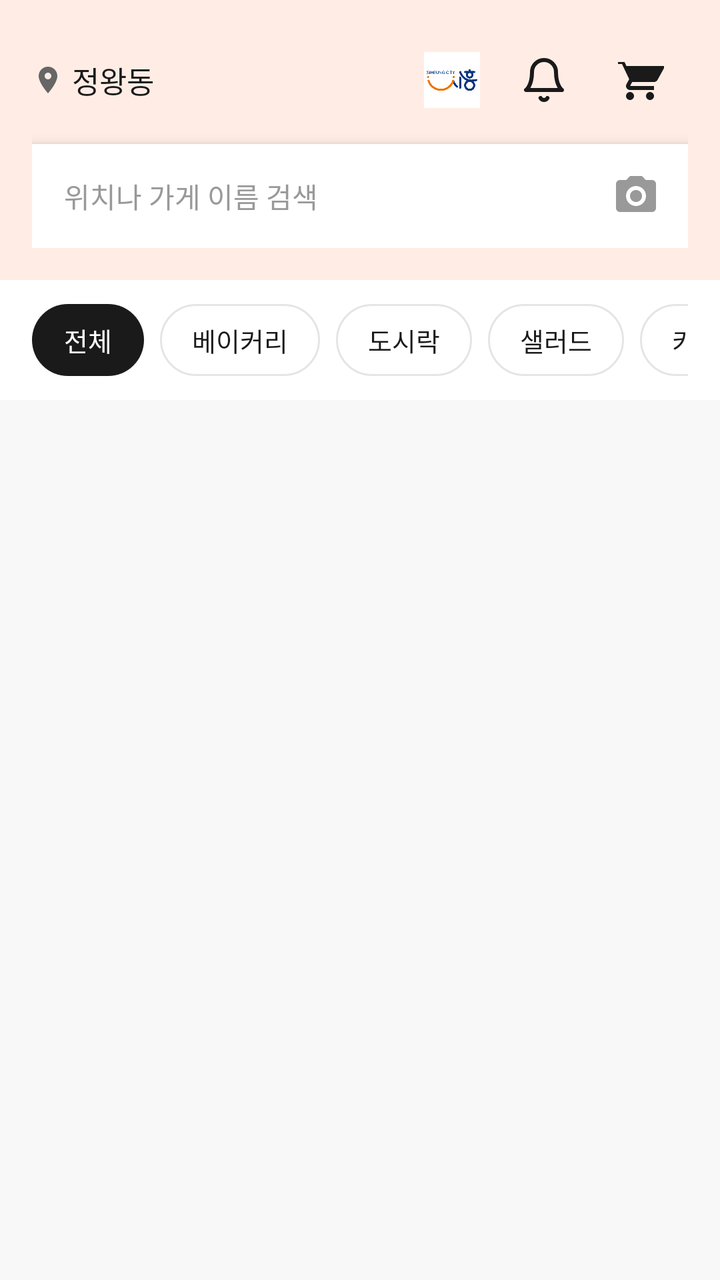
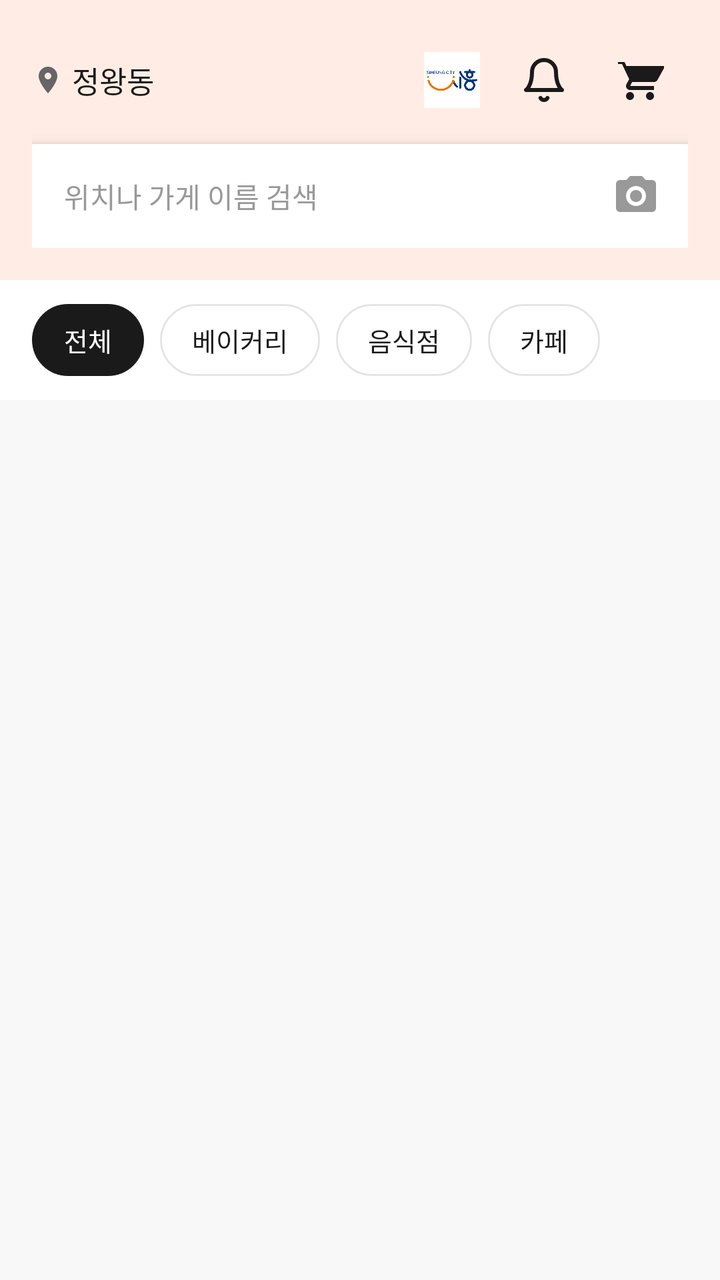

The first picture is an Android layout as it rendered before a commit; the second is the same layout after the commit. The layout source and the unified diff follow.
<!-- AndroidManifest.xml: application theme Theme.Deuktemsiru -->
<!-- res/layout/fragment_home.xml -->
<?xml version="1.0" encoding="utf-8"?>
<androidx.coordinatorlayout.widget.CoordinatorLayout
    xmlns:android="http://schemas.android.com/apk/res/android"
    xmlns:app="http://schemas.android.com/apk/res-auto"
    android:layout_width="match_parent"
    android:layout_height="match_parent"
    android:background="@color/color_surface">

    
    <LinearLayout
        android:id="@+id/ll_header"
        android:layout_width="match_parent"
        android:layout_height="wrap_content"
        android:orientation="vertical"
        android:background="@color/primary_light"
        android:paddingHorizontal="@dimen/spacing_lg"
        android:paddingTop="16dp"
        android:paddingBottom="16dp">

        
        <LinearLayout
            android:layout_width="match_parent"
            android:layout_height="@dimen/touch_target_min"
            android:orientation="horizontal"
            android:gravity="center_vertical">

            <ImageView
                android:layout_width="16dp"
                android:layout_height="16dp"
                android:src="@drawable/ic_location"
                android:contentDescription="위치" />

            <TextView
                android:id="@+id/tv_location"
                android:layout_width="0dp"
                android:layout_height="wrap_content"
                android:layout_weight="1"
                android:text="정왕동"
                android:textSize="15sp"
                android:fontFamily="sans-serif-medium"
                android:textColor="@color/color_text"
                android:layout_marginStart="4dp" />

            <ImageView
                android:layout_width="28dp"
                android:layout_height="28dp"
                android:layout_marginEnd="8dp"
                android:contentDescription="시흥시 BI"
                android:scaleType="fitCenter"
                android:src="@drawable/img_siheung_bi" />

            <ImageButton
                android:id="@+id/btn_bell"
                android:layout_width="@dimen/touch_target_min"
                android:layout_height="@dimen/touch_target_min"
                android:src="@drawable/ic_bell"
                android:background="?attr/selectableItemBackgroundBorderless"
                android:contentDescription="알림" />

            <FrameLayout
                android:layout_width="@dimen/touch_target_min"
                android:layout_height="@dimen/touch_target_min">

                <ImageButton
                    android:id="@+id/btn_cart"
                    android:layout_width="match_parent"
                    android:layout_height="match_parent"
                    android:src="@drawable/ic_cart"
                    android:background="?attr/selectableItemBackgroundBorderless"
                    android:contentDescription="장바구니" />

                <TextView
                    android:id="@+id/tv_cart_badge"
                    android:layout_width="18dp"
                    android:layout_height="18dp"
                    android:layout_gravity="top|end"
                    android:layout_margin="4dp"
                    android:background="@drawable/bg_cart_badge"
                    android:gravity="center"
                    android:textColor="@color/white"
                    android:textSize="10sp"
                    android:fontFamily="sans-serif-medium"
                    android:visibility="gone" />

            </FrameLayout>
        </LinearLayout>

        
        <LinearLayout
            android:id="@+id/ll_search"
            android:layout_width="match_parent"
            android:layout_height="wrap_content"
            android:layout_marginTop="8dp"
            android:orientation="horizontal"
            android:gravity="center_vertical"
            android:background="@color/white"
            android:elevation="4dp"
            android:padding="4dp">

            <EditText
                android:layout_width="0dp"
                android:layout_height="44dp"
                android:layout_weight="1"
                android:hint="@string/map_search_hint"
                android:textSize="@dimen/text_body"
                android:textColor="@color/color_text"
                android:textColorHint="@color/color_text_muted"
                android:background="@android:color/transparent"
                android:paddingHorizontal="12dp"
                android:inputType="text"
                android:imeOptions="actionSearch"
                android:maxLines="1" />

            <ImageButton
                android:layout_width="44dp"
                android:layout_height="44dp"
                android:src="@drawable/ic_camera"
                android:background="?attr/selectableItemBackgroundBorderless"
                android:contentDescription="필터" />
        </LinearLayout>
    </LinearLayout>

    
    <androidx.core.widget.NestedScrollView
        android:layout_width="match_parent"
        android:layout_height="match_parent"
        android:layout_marginTop="140dp"
        android:fillViewport="true">

        <LinearLayout
            android:layout_width="match_parent"
            android:layout_height="wrap_content"
            android:orientation="vertical">

            
            <HorizontalScrollView
                android:layout_width="match_parent"
                android:layout_height="wrap_content"
                android:scrollbars="none"
                android:paddingHorizontal="@dimen/spacing_lg"
                android:paddingVertical="12dp"
                android:background="@color/white">

                <LinearLayout
                    android:id="@+id/ll_categories"
                    android:layout_width="wrap_content"
                    android:layout_height="wrap_content"
                    android:orientation="horizontal"
                    android:gravity="center_vertical">

                    <TextView
                        android:id="@+id/chip_all"
                        android:layout_width="wrap_content"
                        android:layout_height="36dp"
                        android:gravity="center"
                        android:paddingHorizontal="16dp"
                        android:text="전체"
                        android:textSize="13sp"
                        android:fontFamily="sans-serif-medium"
                        android:textColor="@color/white"
                        android:background="@drawable/bg_chip_selected"
                        android:layout_marginEnd="8dp" />

                    <TextView
                        android:id="@+id/chip_bakery"
                        android:layout_width="wrap_content"
                        android:layout_height="36dp"
                        android:gravity="center"
                        android:paddingHorizontal="16dp"
                        android:text="베이커리"
                        android:textSize="13sp"
                        android:textColor="@color/color_text"
                        android:background="@drawable/bg_chip_unselected"
                        android:layout_marginEnd="8dp" />

                    <TextView
                        android:id="@+id/chip_lunchbox"
                        android:layout_width="wrap_content"
                        android:layout_height="36dp"
                        android:gravity="center"
                        android:paddingHorizontal="16dp"
                        android:text="도시락"
                        android:textSize="13sp"
                        android:textColor="@color/color_text"
                        android:background="@drawable/bg_chip_unselected"
                        android:layout_marginEnd="8dp" />

                    <TextView
                        android:id="@+id/chip_salad"
                        android:layout_width="wrap_content"
                        android:layout_height="36dp"
                        android:gravity="center"
                        android:paddingHorizontal="16dp"
                        android:text="샐러드"
                        android:textSize="13sp"
                        android:textColor="@color/color_text"
                        android:background="@drawable/bg_chip_unselected"
                        android:layout_marginEnd="8dp" />

                    <TextView
                        android:id="@+id/chip_cafe"
                        android:layout_width="wrap_content"
                        android:layout_height="36dp"
                        android:gravity="center"
                        android:paddingHorizontal="16dp"
                        android:text="카페"
                        android:textSize="13sp"
                        android:textColor="@color/color_text"
                        android:background="@drawable/bg_chip_unselected" />
                </LinearLayout>
            </HorizontalScrollView>

            
            <androidx.recyclerview.widget.RecyclerView
                android:id="@+id/rv_stores"
                android:layout_width="match_parent"
                android:layout_height="wrap_content"
                android:paddingHorizontal="@dimen/spacing_lg"
                android:paddingTop="8dp"
                android:paddingBottom="16dp"
                android:clipToPadding="false"
                android:nestedScrollingEnabled="false" />

            
            <LinearLayout
                android:id="@+id/ll_empty"
                android:layout_width="match_parent"
                android:layout_height="wrap_content"
                android:orientation="vertical"
                android:gravity="center"
                android:padding="48dp"
                android:visibility="gone">

                <ImageView
                    android:layout_width="96dp"
                    android:layout_height="96dp"
                    android:contentDescription="시흥시 캐릭터"
                    android:scaleType="fitCenter"
                    android:src="@drawable/img_siheung_character" />

                <TextView
                    android:layout_width="wrap_content"
                    android:layout_height="wrap_content"
                    android:layout_marginTop="16dp"
                    android:text="조금 더 기다려볼까요?"
                    android:textSize="@dimen/text_title"
                    android:fontFamily="sans-serif-medium"
                    android:textColor="@color/color_text"
                    android:gravity="center" />

                <TextView
                    android:layout_width="wrap_content"
                    android:layout_height="wrap_content"
                    android:layout_marginTop="8dp"
                    android:text="주변에 마감 임박 가게가 없어요.\n알림 신청 시 바로 알려드릴게요!"
                    android:textSize="@dimen/text_body"
                    android:textColor="@color/color_text_sub"
                    android:gravity="center"
                    android:lineSpacingExtra="4dp" />
            </LinearLayout>
        </LinearLayout>
    </androidx.core.widget.NestedScrollView>

</androidx.coordinatorlayout.widget.CoordinatorLayout>
<!-- resources referenced by this layout -->
<resources>
  <color name="color_surface">#F8F8F8</color>
  <color name="color_text">#1A1A1A</color>
  <color name="color_text_muted">#999999</color>
  <color name="color_text_sub">#666666</color>
  <color name="primary_light">#FFEDE5</color>
  <color name="white">#FFFFFFFF</color>
  <dimen name="spacing_lg">16dp</dimen>
  <dimen name="text_body">14sp</dimen>
  <dimen name="text_title">17sp</dimen>
  <dimen name="touch_target_min">48dp</dimen>
  <!-- drawable bg_cart_badge (drawable) -->
  <?xml version="1.0" encoding="utf-8"?>
  <shape xmlns:android="http://schemas.android.com/apk/res/android"
      android:shape="oval">
      <solid android:color="@color/primary" />
  </shape>
  <!-- drawable bg_chip_selected (drawable) -->
  <?xml version="1.0" encoding="utf-8"?>
  <shape xmlns:android="http://schemas.android.com/apk/res/android"
      android:shape="rectangle">
      <solid android:color="@color/color_text" />
      <corners android:radius="@dimen/radius_pill" />
  </shape>
  <!-- drawable bg_chip_unselected (drawable) -->
  <?xml version="1.0" encoding="utf-8"?>
  <shape xmlns:android="http://schemas.android.com/apk/res/android"
      android:shape="rectangle">
      <solid android:color="@color/white" />
      <stroke
          android:width="1dp"
          android:color="@color/color_border" />
      <corners android:radius="@dimen/radius_pill" />
  </shape>
  <!-- drawable ic_camera (drawable) -->
  <vector xmlns:android="http://schemas.android.com/apk/res/android"
      android:width="24dp"
      android:height="24dp"
      android:viewportWidth="24"
      android:viewportHeight="24">
      <path
          android:fillColor="#999999"
          android:pathData="M20,4h-3.17L15,2H9L7.17,4H4C2.9,4 2,4.9 2,6v12c0,1.1 0.9,2 2,2h16c1.1,0 2,-0.9 2,-2V6C22,4.9 21.1,4 20,4zM12,17c-2.76,0 -5,-2.24 -5,-5s2.24,-5 5,-5 5,2.24 5,5 -2.24,5 -5,5zM12,9c-1.66,0 -3,1.34 -3,3s1.34,3 3,3 3,-1.34 3,-3 -1.34,-3 -3,-3z" />
  </vector>
  <!-- drawable ic_cart (drawable) -->
  <vector xmlns:android="http://schemas.android.com/apk/res/android"
      android:width="24dp"
      android:height="24dp"
      android:viewportWidth="24"
      android:viewportHeight="24">
      <path
          android:fillColor="#1A1A1A"
          android:pathData="M7,18c-1.1,0 -1.99,0.9 -1.99,2S5.9,22 7,22s2,-0.9 2,-2 -0.9,-2 -2,-2zM1,2v2h2l3.6,7.59 -1.35,2.45c-0.16,0.28 -0.25,0.61 -0.25,0.96C5,16.1 5.9,17 7,17h12v-2H7.42c-0.14,0 -0.25,-0.11 -0.25,-0.25l0.03,-0.12 0.9,-1.63H19c0.75,0 1.41,-0.41 1.75,-1.03l3.58,-6.49C24.53,5.31 24.3,5 23.97,5H5.21L4.27,3H1zM17,18c-1.1,0 -1.99,0.9 -1.99,2s0.89,2 1.99,2 2,-0.9 2,-2 -0.9,-2 -2,-2z" />
  </vector>
  <!-- drawable ic_location (drawable) -->
  <vector xmlns:android="http://schemas.android.com/apk/res/android"
      android:width="14dp"
      android:height="14dp"
      android:viewportWidth="24"
      android:viewportHeight="24">
      <path
          android:fillColor="#666666"
          android:pathData="M12,2C8.13,2 5,5.13 5,9c0,5.25 7,13 7,13s7,-7.75 7,-13C19,5.13 15.87,2 12,2zM12,11.5c-1.38,0 -2.5,-1.12 -2.5,-2.5s1.12,-2.5 2.5,-2.5 2.5,1.12 2.5,2.5 -1.12,2.5 -2.5,2.5z" />
  </vector>
  <string name="map_search_hint">위치나 가게 이름 검색</string>
  <style name="Theme.Deuktemsiru" parent="Base.Theme.Deuktemsiru" />
  <color name="primary">#FF5C2E</color>
  <dimen name="radius_pill">999dp</dimen>
  <color name="color_border">#E5E5E5</color>
  <color name="primary_dark">#6B2B12</color>
  <!-- unchanged entries left out for length: 4 -->
</resources>

<!-- the commit's change to res/layout/fragment_home.xml (unified diff, before → after) -->
@@ -179,7 +179,7 @@
                         android:layout_height="36dp"
                         android:gravity="center"
                         android:paddingHorizontal="16dp"
-                        android:text="도시락"
+                        android:text="음식점"
                         android:textSize="13sp"
                         android:textColor="@color/color_text"
                         android:background="@drawable/bg_chip_unselected"
@@ -191,7 +191,7 @@
                         android:layout_height="36dp"
                         android:gravity="center"
                         android:paddingHorizontal="16dp"
-                        android:text="샐러드"
+                        android:visibility="gone"
                         android:textSize="13sp"
                         android:textColor="@color/color_text"
                         android:background="@drawable/bg_chip_unselected"
